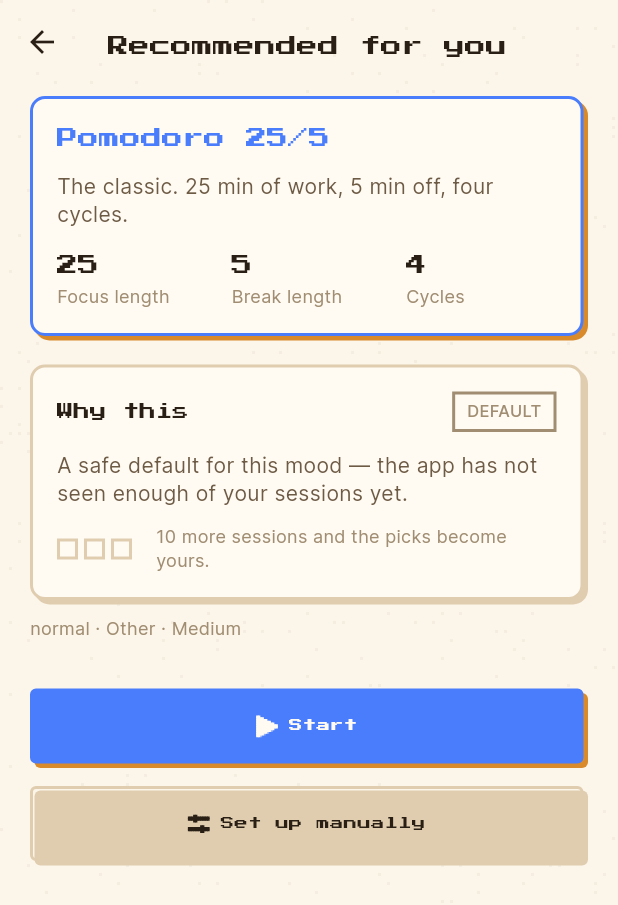
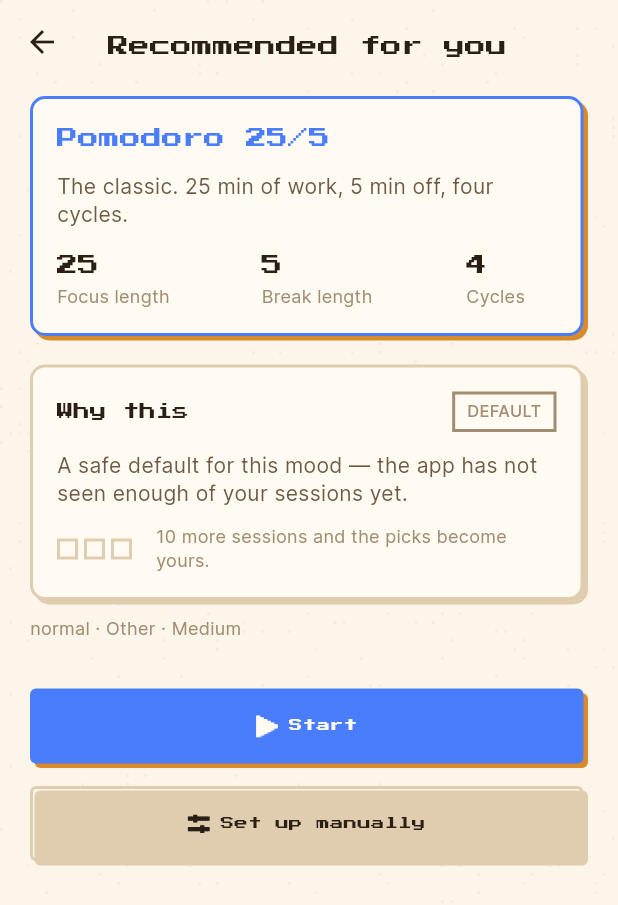
Before and after one commit to mistqkw/texfi_fokus, a Flutter app: the RecommendationScreen screen opened directly, on a phone screen of 412 x 824 dp. Shown: the top 905 px of the screen. Run offline on Flutter 3.47's test engine with Material 3 defaults, Android fonts, the phone set to English and light mode, and no system bars; our stand-ins replace audioplayers, drift, drift_flutter, fl_chart, flutter_animate, flutter_local_notifications and 7 more; missing offline and left inert: screen_brightness; accounts and stored records are empty; generated files the repository leaves out were written again; network calls fail.

Commit message:
Убрать перенос слова посередине в карточке рекомендации плана
Три колонки (фокус/перерыв/циклы) делили ширину поровну, хотя подписи
разной длины — короткому «Циклов» доставался лишний запас, а «Длительность
фокуса»/«Длительность перерыва» из-за нехватки места переносились прямо
внутри слова. Задал вес колонок под реальную длину подписей.

```diff
--- a/lib/presentation/timer/recommendation_screen.dart
+++ b/lib/presentation/timer/recommendation_screen.dart
@@ -149,16 +149,19 @@
                   _PlanFigure(
                     value: '${recommendation.focusMinutes}',
                     caption: l10n.recommendationFocusLength,
+                    flex: 4,
                   ),
                   AppSpacing.wGapLg,
                   _PlanFigure(
                     value: '${recommendation.breakMinutes}',
                     caption: l10n.recommendationBreakLength,
+                    flex: 4,
                   ),
                   AppSpacing.wGapLg,
                   _PlanFigure(
                     value: '${recommendation.cycles}',
                     caption: l10n.recommendationCycles,
+                    flex: 2,
                   ),
                 ],
               ),
@@ -475,14 +478,25 @@
 }
 
 class _PlanFigure extends StatelessWidget {
-  const _PlanFigure({required this.value, required this.caption});
+  const _PlanFigure({
+    required this.value,
+    required this.caption,
+    this.flex = 1,
+  });
 
   final String value;
   final String caption;
 
+  // Подписи разной длины ("Длительность фокуса" против "Циклов") не могут
+  // делить строку поровну — короткой достаётся лишнее место, а длинной не
+  // хватает, и слово переносится посередине. Вес задаётся с места вызова
+  // под конкретные подписи, а не подбирается на глаз внутри виджета.
+  final int flex;
+
   @override
   Widget build(BuildContext context) {
     return Expanded(
+      flex: flex,
       child: Column(
         crossAxisAlignment: CrossAxisAlignment.start,
         children: [
```
